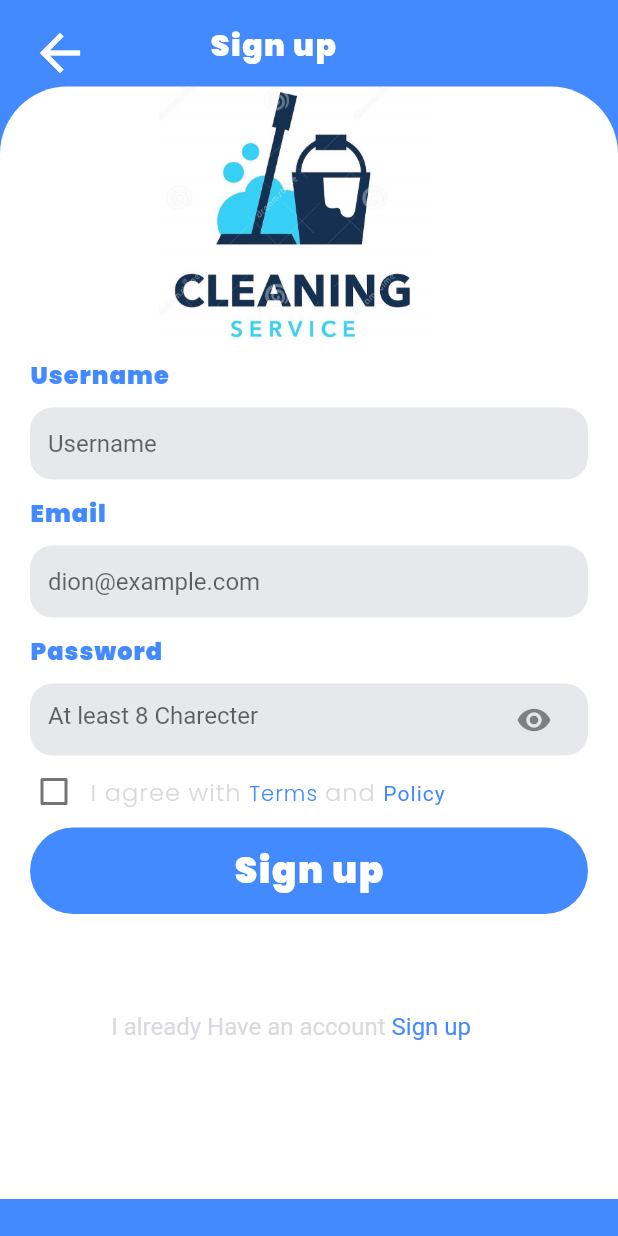
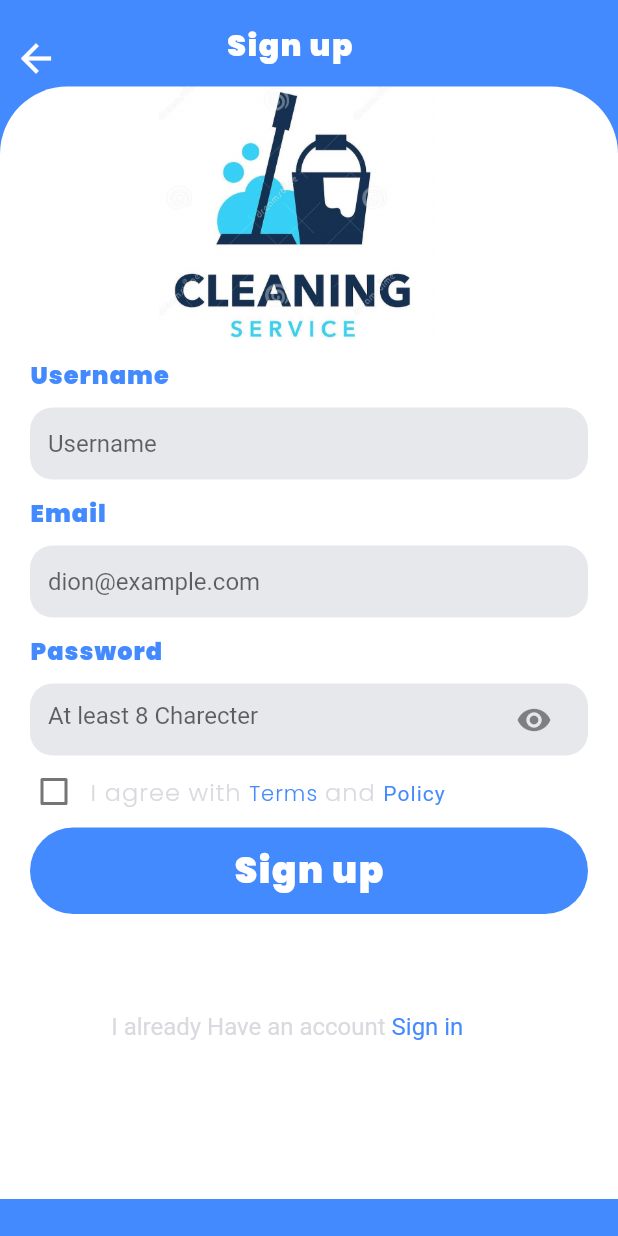
Before and after one commit to Imenazzouz/cleaning-app, a Flutter app: the SignUp screen opened by its route, on a phone screen of 412 x 824 dp. Run offline on Flutter 3.47's test engine with Material 2 defaults, Android fonts, the phone set to English and light mode, and no system bars; our stand-ins replace flutter_credit_card.

Commit message:
commit buttonet

```diff
--- a/lib/Location.dart
+++ b/lib/Location.dart
@@ -17,6 +17,9 @@ class _LocationState extends State<Location> {
       appBar: AppBar(
         leading: BackButton(
           color: Colors.white,
+          onPressed: () {
+            Navigator.pushNamed(context, '/page1');
+          },
         ),
         title: Text(
           'Cleaning master',
--- a/lib/page1.dart
+++ b/lib/page1.dart
@@ -66,7 +66,7 @@ class _Page1State extends State<Page1> {
               Padding(
                 padding: const EdgeInsets.only(top: 10.0, bottom: 10),
                 child: Text(
-                  'heyy  !',
+                  'Heyy  !',
                   style: TextStyle(
                       fontSize: 17.0,
                       fontFamily: 'Poppins',
--- a/lib/signup.dart
+++ b/lib/signup.dart
@@ -55,7 +55,6 @@ class SignUp extends StatelessWidget {
                   const CheckerBox(),
                   InkWell(
                     onTap: () {
-
                       print("Sign up click");
                     },
                     child: Container(
@@ -70,7 +69,6 @@ class SignUp extends StatelessWidget {
                         child: Text(
                           "Sign up",
                           style: TextStyle(
-
                             letterSpacing: 1,
                             fontSize: 24,
                             fontWeight: FontWeight.w600,
@@ -92,14 +90,14 @@ class SignUp extends StatelessWidget {
                               color: grayshade.withOpacity(0.8), fontSize: 16),
                           children: [
                             TextSpan(
-                                    text: "Sign up",
+                                text: "Sign in",
                                 style: TextStyle(color: blue, fontSize: 16),
                                 recognizer: TapGestureRecognizer()
                                   ..onTap = () {
                                     Navigator.pushReplacement(
                                         context,
                                         MaterialPageRoute(
-                                                builder: (context) => Page2()));
+                                            builder: (context) => Signin()));
                                     print("Sign in click");
                                   }),
                           ]),
@@ -153,16 +151,19 @@ class _CheckerBoxState extends State<CheckerBox> {
           Text.rich(
             TextSpan(
                 text: "I agree with ",
-                style:
-                TextStyle(
+                style: TextStyle(
                     letterSpacing: 0.7,
-                    fontFamily: 'poppins',color: grayshade.withOpacity(0.8), fontSize: 16),
+                    fontFamily: 'poppins',
+                    color: grayshade.withOpacity(0.8),
+                    fontSize: 16),
                 children: [
                   TextSpan(
                       text: "Terms ",
                       style: TextStyle(
                           letterSpacing: 0.7,
-                          fontFamily: 'poppins',color: blue, fontSize: 14)),
+                          fontFamily: 'poppins',
+                          color: blue,
+                          fontSize: 14)),
                   const TextSpan(text: "and "),
                   TextSpan(
                       text: "Policy",
@@ -198,7 +199,9 @@ class InputField extends StatelessWidget {
             style: const TextStyle(
                 color: Colors.blueAccent,
                 letterSpacing: 0.7,
-                fontFamily: 'poppins', fontSize: 16, fontWeight: FontWeight.w600),
+                fontFamily: 'poppins',
+                fontSize: 16,
+                fontWeight: FontWeight.w600),
           ),
         ),
         Container(
@@ -259,7 +262,9 @@ class _InputFieldPasswordState extends State<InputFieldPassword> {
             style: const TextStyle(
                 color: Colors.blueAccent,
                 letterSpacing: 0.7,
-                fontFamily: 'poppins',fontSize: 16, fontWeight: FontWeight.w600),
+                fontFamily: 'poppins',
+                fontSize: 16,
+                fontWeight: FontWeight.w600),
           ),
         ),
         Container(
@@ -301,23 +306,37 @@ class TopSginup extends StatelessWidget {
 
   @override
   Widget build(BuildContext context) {
+    var screenSize = MediaQuery.of(context).size;
+
     return Container(
-      margin: const EdgeInsets.only(top: 15, left: 20),
+      margin: const EdgeInsets.only(top: 15, left: 0),
       child: Row(
         mainAxisAlignment: MainAxisAlignment.start,
         crossAxisAlignment: CrossAxisAlignment.start,
         children: [
-          Icon(
+          MaterialButton(
+              minWidth: 0,
+              height: 0,
+              padding: EdgeInsets.zero,
+              child: Icon(
                 Icons.arrow_back_sharp,
                 color: whiteshade,
-            size: 40,
+                size: 30,
               ),
-          const SizedBox(
-            width: 80,
+              onPressed: () {
+                Navigator.pushNamed(context, '/home');
+              }),
+          SizedBox(
+            width: screenSize.width * 0.25,
           ),
           Text(
             "Sign up",
-            style: TextStyle(color: whiteshade, fontSize: 20,fontFamily: 'poppins', fontWeight: FontWeight.w600,letterSpacing: 1),
+            style: TextStyle(
+                color: whiteshade,
+                fontSize: 20,
+                fontFamily: 'poppins',
+                fontWeight: FontWeight.w600,
+                letterSpacing: 1),
           )
         ],
       ),
```
Also changed, not shown: lib/pay.dart (+42 -23 lines), lib/signin.dart (+13 -7 lines). Lines whose indentation alone changed are shown as unchanged.
